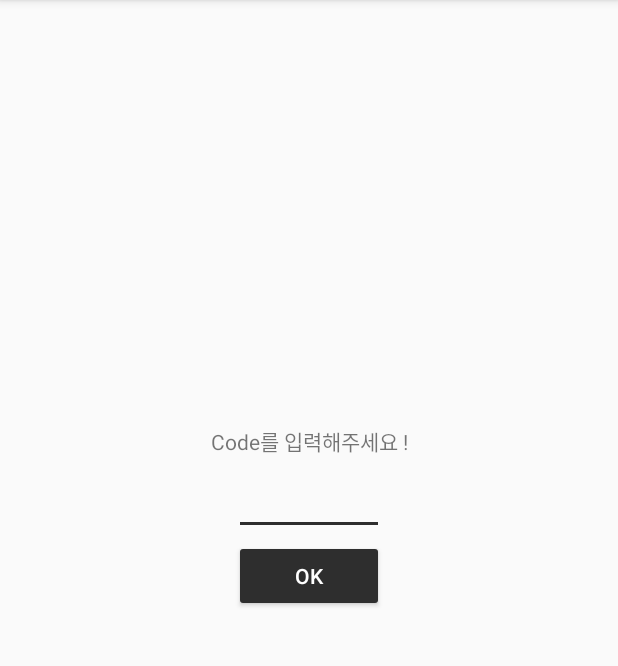
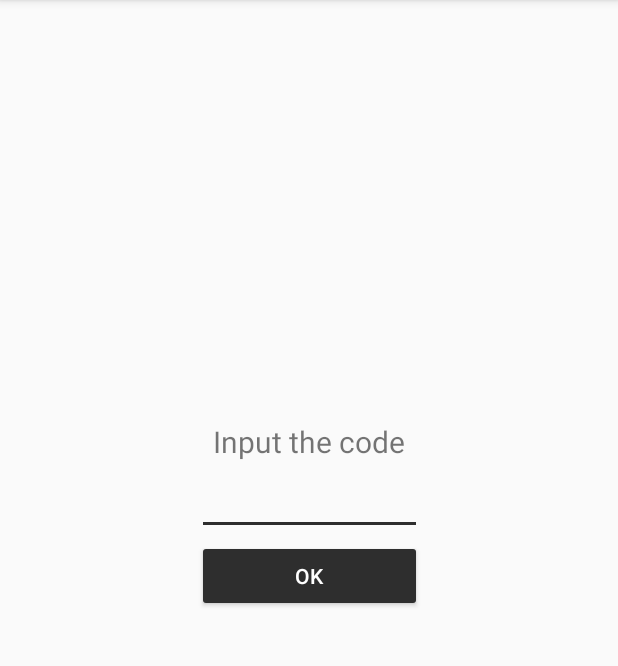
Before and after one commit to SungJin-Jin/MVP-Kotiln, an Android app: the screen it shows after launch (MainActivity), on a phone screen of 412 x 824 dp, the part 84-750 px from its top. Run offline under Robolectric (Android 15) with nearby library versions, the phone set to English and light mode, and no system bars; our stand-ins replace Dagger/Hilt's generated code; libraries missing offline, so code that uses them is left out: rx.android.schedulers; 5 statements that could not run were skipped.

Commit message:
Update main layout

```diff
--- a/app/src/main/res/layout/activity_main.xml
+++ b/app/src/main/res/layout/activity_main.xml
@@ -10,7 +10,8 @@
         android:layout_width="wrap_content"
         android:layout_height="wrap_content"
         android:layout_marginBottom="180dp"
-        android:text="Code를 입력해주세요 !"
+        android:text="Input the code"
+        android:textSize="20sp"
         app:layout_constraintBottom_toBottomOf="parent"
         app:layout_constraintLeft_toLeftOf="parent"
         app:layout_constraintRight_toRightOf="parent"
@@ -18,9 +19,10 @@
 
     <android.support.v7.widget.AppCompatEditText
         android:id="@+id/inputCode"
-        android:layout_width="100dp"
+        android:layout_width="150dp"
         android:layout_height="wrap_content"
         android:layout_marginBottom="100dp"
+        android:gravity="center"
         app:layout_constraintBottom_toBottomOf="parent"
         app:layout_constraintLeft_toLeftOf="parent"
         app:layout_constraintRight_toRightOf="parent"
@@ -29,7 +31,7 @@
     <android.support.v7.widget.AppCompatButton
         android:id="@+id/btnOk"
         style="@style/Widget.AppCompat.Button.Colored"
-        android:layout_width="100dp"
+        android:layout_width="150dp"
         android:layout_height="wrap_content"
         android:text="Ok"
         app:layout_constraintBottom_toBottomOf="parent"
```
